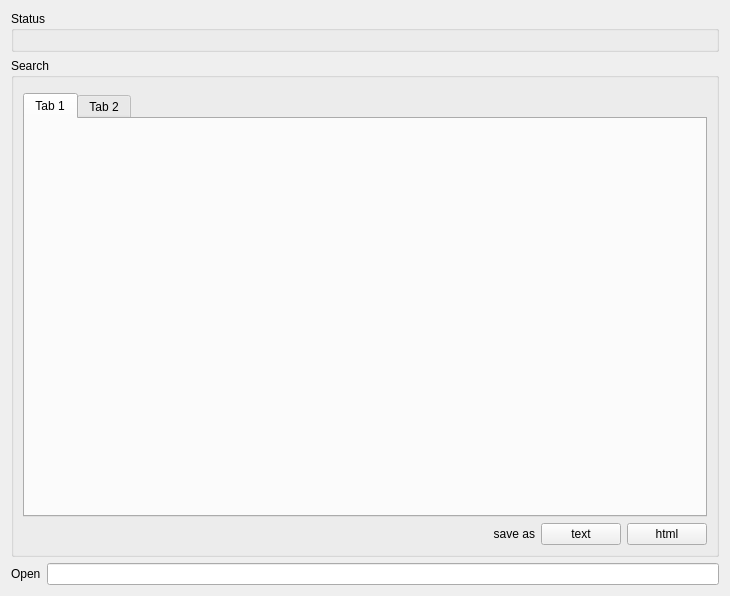
First picture: the form in src/widget/sessionwidget.ui, repository mugiseyebrows/mugi-grep, before the edit.
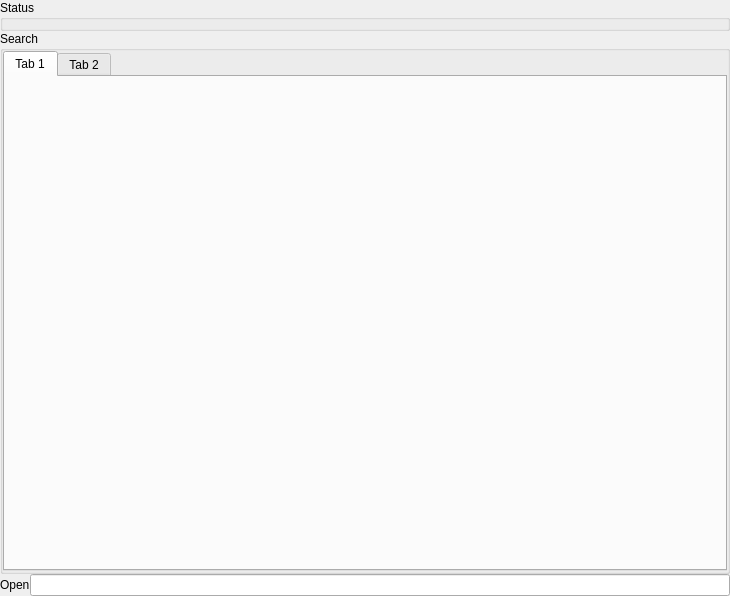
Second picture: the form after the edit. Custom widgets are drawn as their Qt base class.

The edit to the form file:
```diff
--- a/src/widget/sessionwidget.ui
+++ b/src/widget/sessionwidget.ui
@@ -14,12 +14,39 @@
    <string>Form</string>
   </property>
   <layout class="QVBoxLayout" name="verticalLayout">
+   <property name="spacing">
+    <number>0</number>
+   </property>
+   <property name="leftMargin">
+    <number>0</number>
+   </property>
+   <property name="topMargin">
+    <number>0</number>
+   </property>
+   <property name="rightMargin">
+    <number>0</number>
+   </property>
+   <property name="bottomMargin">
+    <number>0</number>
+   </property>
    <item>
     <widget class="QGroupBox" name="statusGroup">
      <property name="title">
       <string>Status</string>
      </property>
      <layout class="QGridLayout" name="gridLayout_3" columnstretch="0">
+      <property name="leftMargin">
+       <number>0</number>
+      </property>
+      <property name="topMargin">
+       <number>0</number>
+      </property>
+      <property name="rightMargin">
+       <number>0</number>
+      </property>
+      <property name="bottomMargin">
+       <number>0</number>
+      </property>
       <item row="0" column="0">
        <widget class="SearchProgressWidget" name="progress" native="true"/>
       </item>
@@ -32,6 +59,21 @@
       <string>Search</string>
      </property>
      <layout class="QGridLayout" name="gridLayout_2" columnstretch="0,0">
+      <property name="leftMargin">
+       <number>0</number>
+      </property>
+      <property name="topMargin">
+       <number>0</number>
+      </property>
+      <property name="rightMargin">
+       <number>0</number>
+      </property>
+      <property name="bottomMargin">
+       <number>0</number>
+      </property>
+      <property name="spacing">
+       <number>0</number>
+      </property>
       <item row="1" column="0" colspan="2">
        <widget class="QTabWidget" name="results">
         <widget class="QWidget" name="tab">
@@ -46,34 +88,6 @@
         </widget>
        </widget>
       </item>
-      <item row="2" column="0" colspan="2">
-       <layout class="QHBoxLayout" name="horizontalLayout" stretch="1,0,0">
-        <item>
-         <widget class="QLabel" name="label_5">
-          <property name="text">
-           <string>save as</string>
-          </property>
-          <property name="alignment">
-           <set>Qt::AlignRight|Qt::AlignTrailing|Qt::AlignVCenter</set>
-          </property>
-         </widget>
-        </item>
-        <item>
-         <widget class="QPushButton" name="saveText">
-          <property name="text">
-           <string>text</string>
-          </property>
-         </widget>
-        </item>
-        <item>
-         <widget class="QPushButton" name="saveHtml">
-          <property name="text">
-           <string>html</string>
-          </property>
-         </widget>
-        </item>
-       </layout>
-      </item>
       <item row="0" column="0" colspan="2">
        <widget class="SearchOptionsWidget" name="options" native="true"/>
       </item>
```
Left out of the diff: 4 changed lines with no effect on the pictures.
